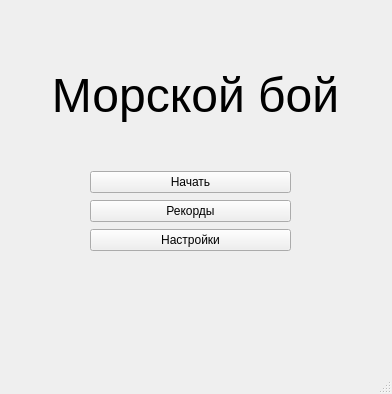
First picture: the form in main.ui, repository ivanprokoff/seabattle_, before the edit.
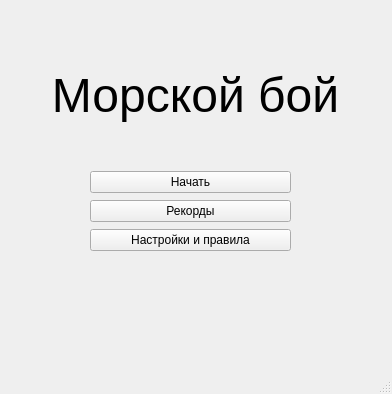
Second picture: the form after the edit.

Commit message: добавлены изменения дизайна

Diff of the .ui file:
```diff
--- a/main.ui
+++ b/main.ui
@@ -89,7 +89,7 @@
         <item>
             <widget class="QPushButton" name="settings_btn">
                 <property name="text">
-                    <string>Настройки</string>
+                                <string>Настройки и правила</string>
                 </property>
             </widget>
         </item>
```
Lines whose indentation alone changed are shown as unchanged. The commit also changes 5 other files.
